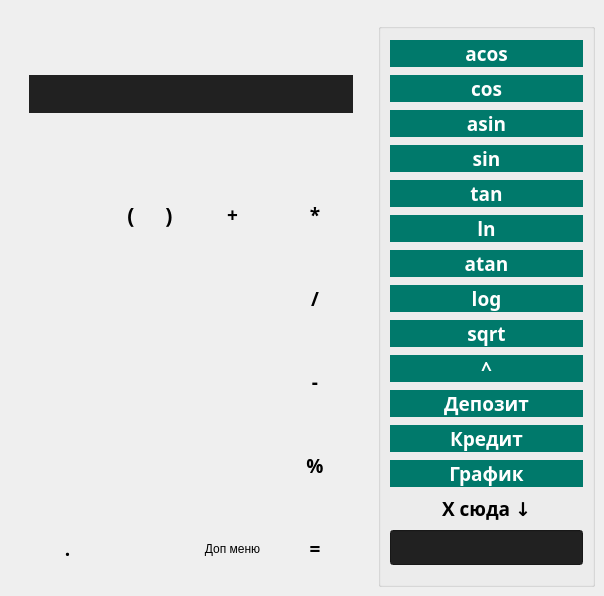
ElectricEnchanter/Calculator_v1.0, file src/calculator/mainwindow.ui: the form before one commit.
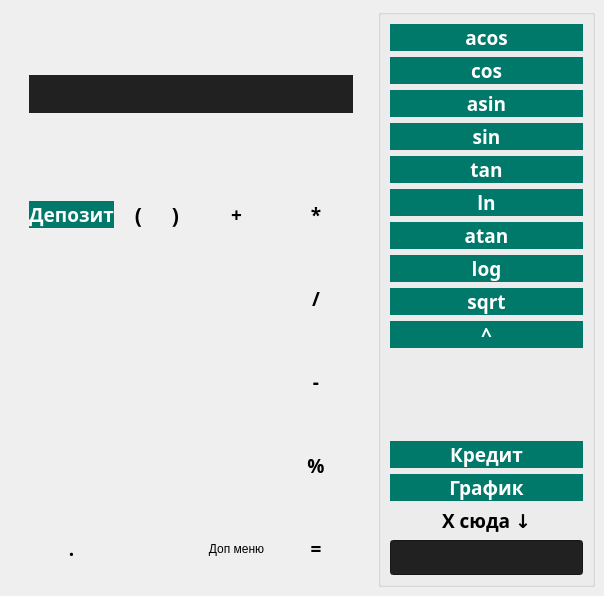
The form after the commit. Icons and pictures are not drawn.

Commit message: Start work deposit calc

What changed in the file:
```diff
--- a/src/calculator/mainwindow.ui
+++ b/src/calculator/mainwindow.ui
@@ -308,41 +308,6 @@
           </attribute>
          </widget>
         </item>
-        <item row="0" column="0">
-         <widget class="QPushButton" name="AC">
-          <property name="sizePolicy">
-           <sizepolicy hsizetype="Expanding" vsizetype="Expanding">
-            <horstretch>0</horstretch>
-            <verstretch>0</verstretch>
-           </sizepolicy>
-          </property>
-          <property name="font">
-           <font>
-            <family>PT Sans Caption</family>
-            <pointsize>14</pointsize>
-            <italic>false</italic>
-            <bold>true</bold>
-            <kerning>true</kerning>
-           </font>
-          </property>
-          <property name="styleSheet">
-           <string notr="true"/>
-          </property>
-          <property name="text">
-           <string/>
-          </property>
-          <property name="icon">
-           <iconset resource="../../assets/icons/icons.qrc">
-            <normaloff>:/icons/backspace.png</normaloff>:/icons/backspace.png</iconset>
-          </property>
-          <property name="iconSize">
-           <size>
-            <width>24</width>
-            <height>24</height>
-           </size>
-          </property>
-         </widget>
-        </item>
         <item row="2" column="2">
          <widget class="QPushButton" name="six">
           <property name="sizePolicy">
@@ -913,6 +878,32 @@
           </attribute>
          </widget>
         </item>
+        <item row="0" column="0">
+         <widget class="QPushButton" name="Deposit">
+          <property name="font">
+           <font>
+            <family>PT Sans Caption</family>
+            <pointsize>14</pointsize>
+            <italic>false</italic>
+            <bold>true</bold>
+            <kerning>true</kerning>
+           </font>
+          </property>
+          <property name="styleSheet">
+           <string notr="true">color: #FFFFFF;
+background-color: #00796B</string>
+          </property>
+          <property name="text">
+           <string>Депозит</string>
+          </property>
+          <property name="iconSize">
+           <size>
+            <width>15</width>
+            <height>15</height>
+           </size>
+          </property>
+         </widget>
+        </item>
        </layout>
       </item>
      </layout>
@@ -936,7 +927,7 @@
     <item>
      <widget class="QGroupBox" name="groupBox">
       <property name="title">
-       <string>                                       </string>
+       <string/>
       </property>
       <layout class="QVBoxLayout" name="verticalLayout" stretch="0,0,0,0,0,0,0,0,0,0,0,0,0,2,0">
        <item>
@@ -1230,7 +1221,13 @@
         </widget>
        </item>
        <item>
-        <widget class="QPushButton" name="Deposit">
+        <widget class="QPushButton" name="AC">
+         <property name="sizePolicy">
+          <sizepolicy hsizetype="Expanding" vsizetype="Expanding">
+           <horstretch>0</horstretch>
+           <verstretch>0</verstretch>
+          </sizepolicy>
+         </property>
          <property name="font">
           <font>
            <family>PT Sans Caption</family>
@@ -1241,16 +1238,19 @@
           </font>
          </property>
          <property name="styleSheet">
-          <string notr="true">color: #FFFFFF;
-background-color: #00796B</string>
+          <string notr="true"/>
          </property>
          <property name="text">
-          <string>Депозит</string>
+          <string/>
+         </property>
+         <property name="icon">
+          <iconset resource="../../assets/icons/icons.qrc">
+           <normaloff>:/icons/backspace.png</normaloff>:/icons/backspace.png</iconset>
          </property>
          <property name="iconSize">
           <size>
-           <width>15</width>
-           <height>15</height>
+           <width>24</width>
+           <height>24</height>
           </size>
          </property>
         </widget>
```
The commit also changes 6 other files.
